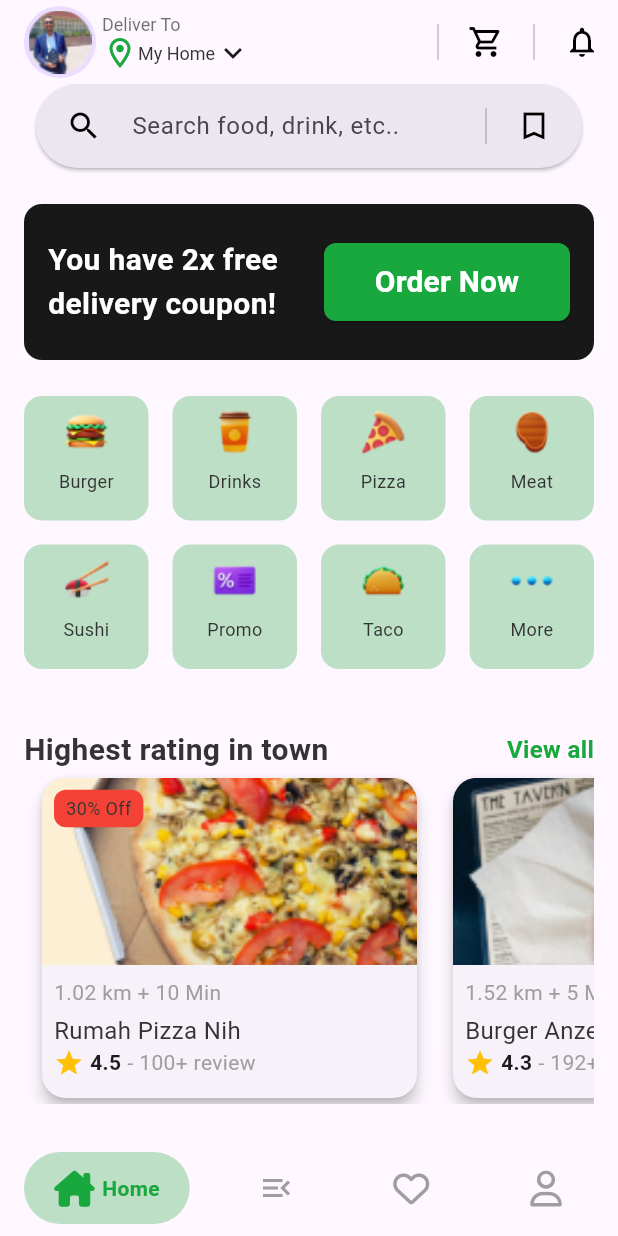
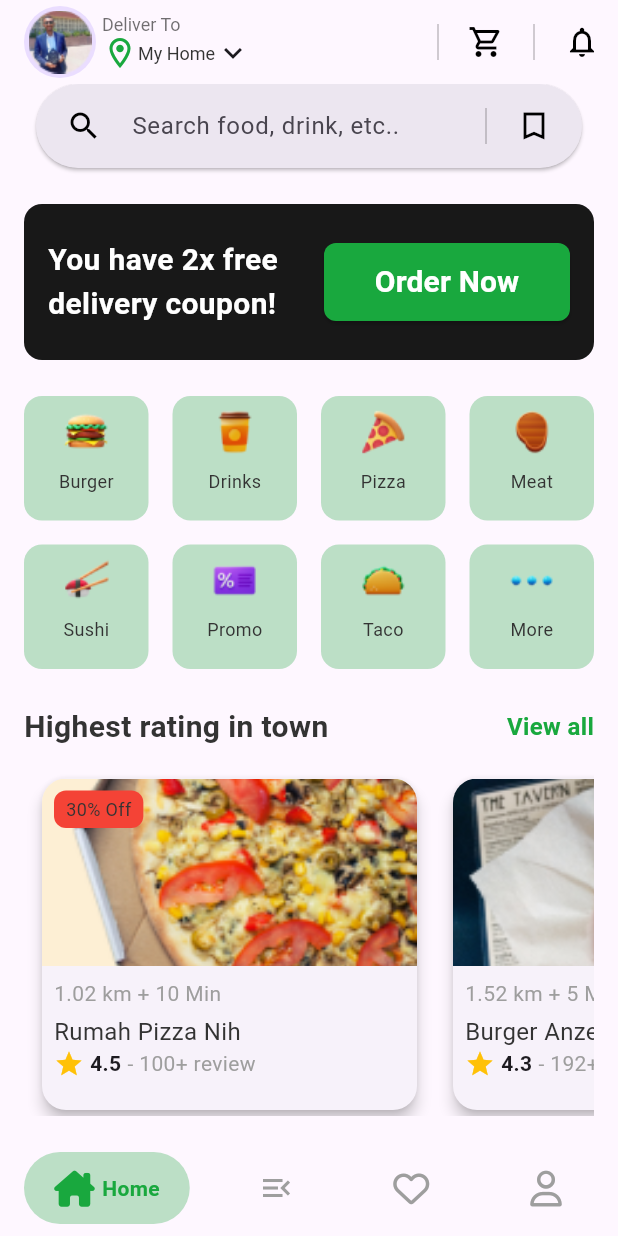
Before and after one commit to MahmoudYasserElbanna/MakanGes_Projcet, a Flutter app: the screen it shows after launch, on a phone screen of 412 x 824 dp. Run offline on Flutter 3.47's test engine with Material 3 defaults, Android fonts, the phone set to English and light mode, and no system bars; drawn by our look-alikes of google_nav_bar; our stand-ins replace font_awesome_flutter, go_router.

Commit message:
refactor code and fix some issues

```diff
--- a/lib/features/home/presentation/view/widgets/custom_grid_view.dart
+++ b/lib/features/home/presentation/view/widgets/custom_grid_view.dart
@@ -31,8 +31,7 @@ class CustomGridView extends StatelessWidget {
 
   @override
   Widget build(BuildContext context) {
-    return Expanded(
-      child: GridView.builder(
+    return GridView.builder(
       shrinkWrap: true,
       itemCount: 8,
       physics: const NeverScrollableScrollPhysics(),
@@ -45,7 +44,6 @@ class CustomGridView extends StatelessWidget {
         image: images[index],
         title: titles[index],
       ),
-      ),
     );
   }
 }
--- /dev/null
+++ b/lib/features/home/presentation/view/widgets/discount_card.dart
@@ -0,0 +1,26 @@
+import 'package:flutter/material.dart';
+import 'package:makanges_app/core/utils/styles.dart';
+
+class DiscountCard extends StatelessWidget {
+  const DiscountCard({
+    super.key,
+    required this.discount,
+  });
+
+  final String? discount;
+
+  @override
+  Widget build(BuildContext context) {
+    return Container(
+      padding: const EdgeInsets.symmetric(horizontal: 8, vertical: 4),
+      decoration: BoxDecoration(
+        color: Colors.red,
+        borderRadius: BorderRadius.circular(8),
+      ),
+      child: Text(
+        discount!,
+        style: Styles.textStyle12,
+      ),
+    );
+  }
+}
--- a/lib/features/home/presentation/view/widgets/food_card_item.dart
+++ b/lib/features/home/presentation/view/widgets/food_card_item.dart
@@ -1,5 +1,6 @@
 import 'package:flutter/material.dart';
-import 'package:makanges_app/core/utils/styles.dart';
+import 'package:makanges_app/features/home/presentation/view/widgets/discount_card.dart';
+import 'list_view_order_info.dart';
 
 class FoodCardItem extends StatelessWidget {
   final String imageUrl;
@@ -43,30 +44,12 @@ class FoodCardItem extends StatelessWidget {
                   fit: BoxFit.cover,
                 ),
               ),
-              Padding(
-                padding: const EdgeInsets.all(8.0),
-                child: Column(
-                  crossAxisAlignment: CrossAxisAlignment.start,
-                  children: [
-                    Text('$distance + $time',
-                        style: const TextStyle(color: Colors.grey)),
-                    const SizedBox(height: 4),
-                    Text(title, style: Styles.textStyle16),
-                    Row(
-                      children: [
-                        const Icon(Icons.star, color: Colors.amber, size: 20),
-                        const SizedBox(width: 4),
-                        Text(
-                          '$rating',
-                          style: const TextStyle(fontWeight: FontWeight.bold),
-                        ),
-                        const SizedBox(width: 4),
-                        Text('- $reviewCount',
-                            style: const TextStyle(color: Colors.grey)),
-                      ],
-                    ),
-                  ],
-                ),
+              OrderInfo(
+                distance: distance,
+                time: time,
+                title: title,
+                rating: rating,
+                reviewCount: reviewCount,
               ),
             ],
           ),
@@ -74,17 +57,7 @@ class FoodCardItem extends StatelessWidget {
             Positioned(
               top: 8,
               left: 8,
-              child: Container(
-                padding: const EdgeInsets.symmetric(horizontal: 8, vertical: 4),
-                decoration: BoxDecoration(
-                  color: Colors.red,
-                  borderRadius: BorderRadius.circular(8),
-                ),
-                child: Text(
-                  discount!,
-                  style: Styles.textStyle12,
-                ),
-              ),
+              child: DiscountCard(discount: discount),
             ),
         ],
       ),
--- a/lib/features/home/presentation/view/widgets/food_card_list.dart
+++ b/lib/features/home/presentation/view/widgets/food_card_list.dart
@@ -40,7 +40,8 @@ class FoodCardList extends StatelessWidget {
 
   @override
   Widget build(BuildContext context) {
-    return ListView.builder(
+    return Expanded(
+      child: ListView.builder(
         scrollDirection: Axis.horizontal,
         itemCount: foodItems.length,
         itemBuilder: (context, index) {
@@ -58,6 +59,7 @@ class FoodCardList extends StatelessWidget {
             ),
           );
         },
+      ),
     );
   }
 }
--- a/lib/features/home/presentation/view/widgets/home_view_body.dart
+++ b/lib/features/home/presentation/view/widgets/home_view_body.dart
@@ -22,6 +22,7 @@ class HomeViewBody extends StatelessWidget {
             CustomCouponOfferCard(),
             SizedBox(height: 24),
             CustomGridView(),
+            SizedBox(height: 24),
             Row(
               mainAxisAlignment: MainAxisAlignment.spaceBetween,
               children: [
@@ -35,8 +36,9 @@ class HomeViewBody extends StatelessWidget {
                 ),
               ],
             ),
-            Expanded(child: FoodCardList()),
-            SizedBox(height: 24),
+            SizedBox(height: 16),
+            FoodCardList(),
+            SizedBox(height: 16),
           ],
         ),
       ),
--- /dev/null
+++ b/lib/features/home/presentation/view/widgets/list_view_order_info.dart
@@ -0,0 +1,47 @@
+import 'package:flutter/material.dart';
+import 'package:makanges_app/core/utils/styles.dart';
+
+class OrderInfo extends StatelessWidget {
+  const OrderInfo({
+    super.key,
+    required this.distance,
+    required this.time,
+    required this.title,
+    required this.rating,
+    required this.reviewCount,
+  });
+
+  final String distance;
+  final String time;
+  final String title;
+  final double rating;
+  final String reviewCount;
+
+  @override
+  Widget build(BuildContext context) {
+    return Padding(
+      padding: const EdgeInsets.all(8.0),
+      child: Column(
+        crossAxisAlignment: CrossAxisAlignment.start,
+        children: [
+          Text('$distance + $time', style: const TextStyle(color: Colors.grey)),
+          const SizedBox(height: 4),
+          Text(title, style: Styles.textStyle16),
+          Row(
+            children: [
+              const Icon(Icons.star, color: Colors.amber, size: 20),
+              const SizedBox(width: 4),
+              Text(
+                '$rating',
+                style: const TextStyle(fontWeight: FontWeight.bold),
+              ),
+              const SizedBox(width: 4),
+              Text('- $reviewCount',
+                  style: const TextStyle(color: Colors.grey)),
+            ],
+          ),
+        ],
+      ),
+    );
+  }
+}
```
Lines whose indentation alone changed are shown as unchanged.
